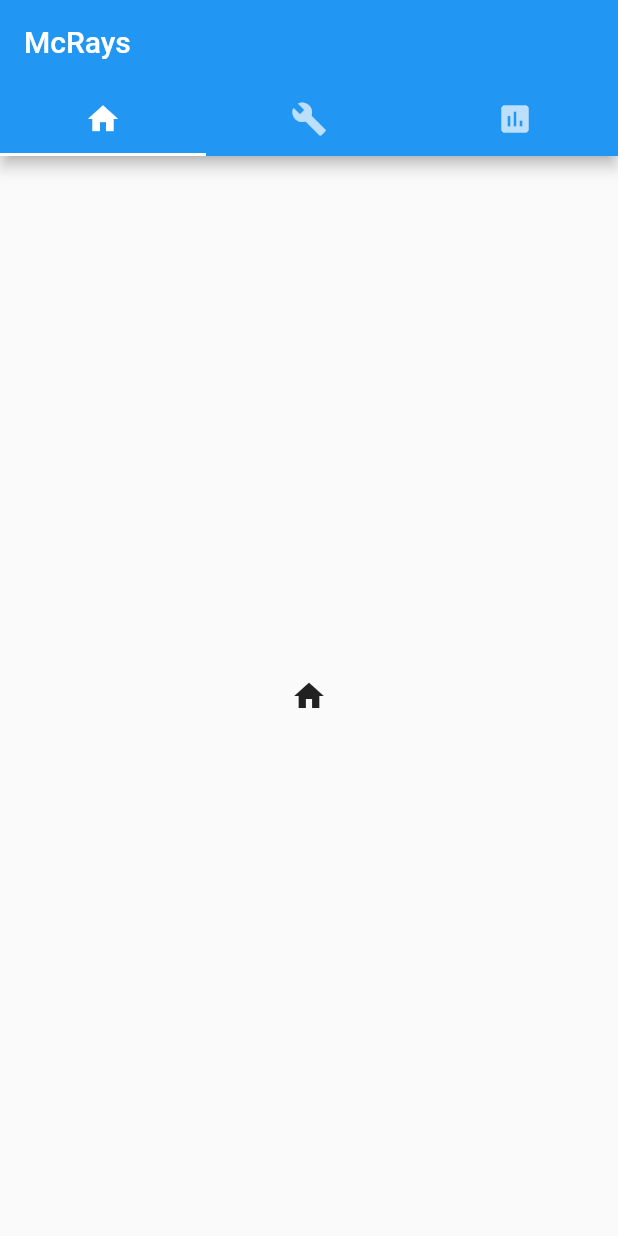
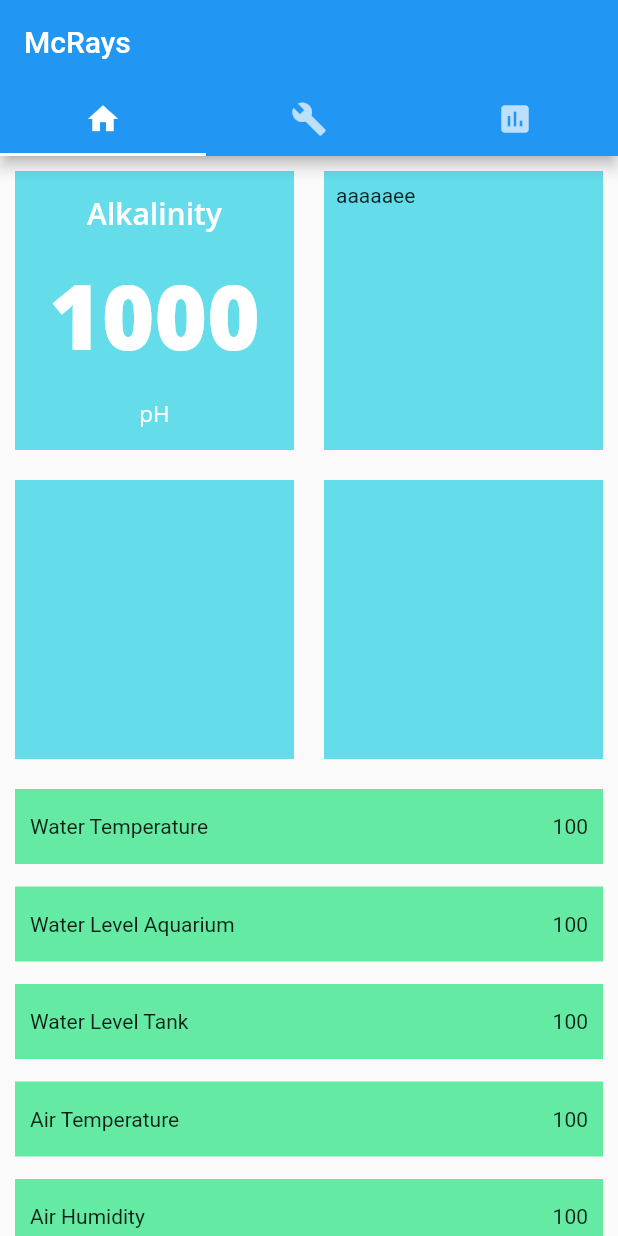
Before and after one commit to piyo-oyap/mcrays-app, a Flutter app: the screen it shows after launch, on a phone screen of 412 x 824 dp. Run offline on Flutter 3.47's test engine with Material 2 defaults, Android fonts, the phone set to English and light mode, and no system bars.

Commit message:
Some work done

```diff
--- a/lib/app.dart
+++ b/lib/app.dart
@@ -1,4 +1,7 @@
 import 'package:flutter/material.dart';
+import 'package:aquaphonics/tabviews/home.dart';
+import 'package:aquaphonics/tabviews/control.dart';
+import 'package:aquaphonics/tabviews/report.dart';
 
 class App extends StatelessWidget {
   final materialApp = MaterialApp(
@@ -17,9 +20,9 @@ class App extends StatelessWidget {
         ),
         body: TabBarView(
           children: <Widget>[
-            Icon(Icons.home),
-            Icon(Icons.build),
-            Icon(Icons.insert_chart),
+            Home(),
+            Control(),
+            Report(),
           ],
         ),
       ),
--- /dev/null
+++ b/lib/tabviews/control.dart
@@ -0,0 +1,10 @@
+import 'package:flutter/material.dart';
+
+class Control extends StatelessWidget {
+  @override
+  Widget build(BuildContext context) {
+    return Scaffold(
+      body: Center(child: Text("Control")),
+    );
+  }
+}
--- /dev/null
+++ b/lib/tabviews/home.dart
@@ -0,0 +1,108 @@
+import 'package:flutter/material.dart';
+
+class Home extends StatelessWidget {
+  final int gridBGColor = 0xFF64DCEA;
+  final TextStyle gridTopText =  TextStyle(fontSize: 20,fontFamily: "Open Sans", fontWeight: FontWeight.w600, color: Colors.white);
+  final TextStyle gridMiddleText =  TextStyle(fontSize: 60,fontFamily: "Open Sans", fontWeight: FontWeight.w800, color: Colors.white);
+  final TextStyle gridBottomText =  TextStyle(fontSize: 15,fontFamily: "Open Sans", fontWeight: FontWeight.w400, color: Colors.white);
+
+  @override
+  Widget build(BuildContext context) {
+    return Scaffold(
+      body: CustomScrollView(
+        slivers: <Widget>[
+          SliverPadding(
+            padding: EdgeInsets.all(10),
+            sliver: SliverGrid.count(
+              mainAxisSpacing: 20,
+              childAspectRatio: 1.0,
+              crossAxisSpacing: 20,
+              crossAxisCount: 2,
+              children: <Widget>[
+                Container(
+                  padding: const EdgeInsets.all(8),
+                  child: Column(
+                    children: <Widget>[
+                      Text("Alkalinity", style: gridTopText),
+                      Text("1000", style: gridMiddleText),
+                      Text("pH", style: gridBottomText),
+                    ],
+                    mainAxisAlignment: MainAxisAlignment.spaceAround,
+                  ),
+                  color: Color(gridBGColor),
+                ),
+                Container(
+                  padding: const EdgeInsets.all(8),
+                  child: Text("aaaaaee"),
+                  color: Color(gridBGColor),
+                ),
+                Container(
+                  padding: const EdgeInsets.all(8),
+                  color: Color(gridBGColor),
+                ),
+                Container(
+                  padding: const EdgeInsets.all(8),
+                  color: Color(gridBGColor),
+                ),
+              ],
+            ),
+          ),
+          SliverPadding(
+            padding: EdgeInsets.all(10),
+            sliver: SliverList(
+              delegate: listChildren,
+            ),
+          ),
+        ],
+      )
+    );
+  }
+
+  final SliverChildBuilderDelegate listChildren =
+    SliverChildBuilderDelegate(
+      (BuildContext context, int index) {
+        String label;
+        if (index.isEven) {
+          switch (index ~/ 2) {
+            case 0:
+              label = "Water Temperature";
+              break;
+            case 1:
+              label = "Water Level Aquarium";
+              break;
+            case 2:
+              label = "Water Level Tank";
+              break;
+            case 3:
+              label = "Air Temperature";
+              break;
+            case 4:
+              label = "Air Humidity";
+              break;
+            case 5:
+              label = "Remaining Feeds";
+              break;
+            default:
+              label = "!!!Index out of range!!!";
+              throw Exception("Index is out of range.");
+          }
+
+          return Container(
+            alignment: Alignment.center,
+            padding: EdgeInsets.all(10),
+            child: Row(
+              children: <Widget>[
+                Expanded(child: Text("$label"),),
+                Text("100"),
+              ],
+              mainAxisAlignment: MainAxisAlignment.spaceBetween,
+            ),
+            color: Color(0xFF64EAA2),
+            height: 50,
+          );
+        }
+        return SizedBox(height: 15,);
+      },
+      childCount: 11,
+    );
+}
--- /dev/null
+++ b/lib/tabviews/report.dart
@@ -0,0 +1,10 @@
+import 'package:flutter/material.dart';
+
+class Report extends StatelessWidget {
+  @override
+  Widget build(BuildContext context) {
+    return Scaffold(
+      body: Center(child: Text("Report")),
+    );
+  }
+}
```
